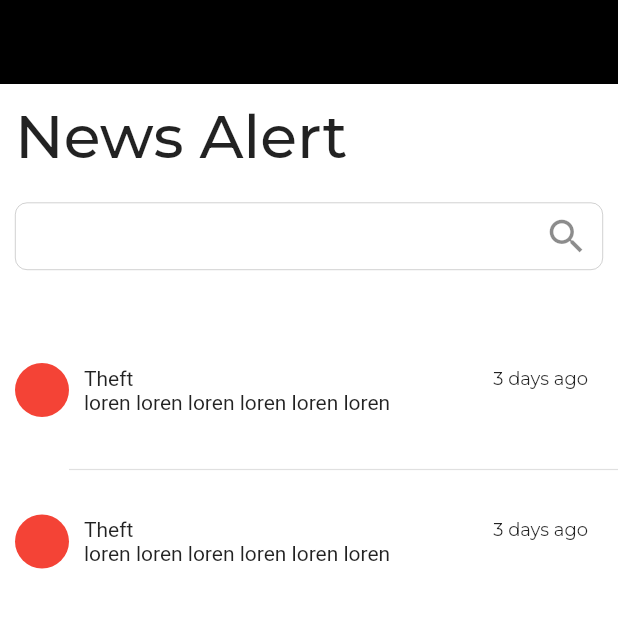
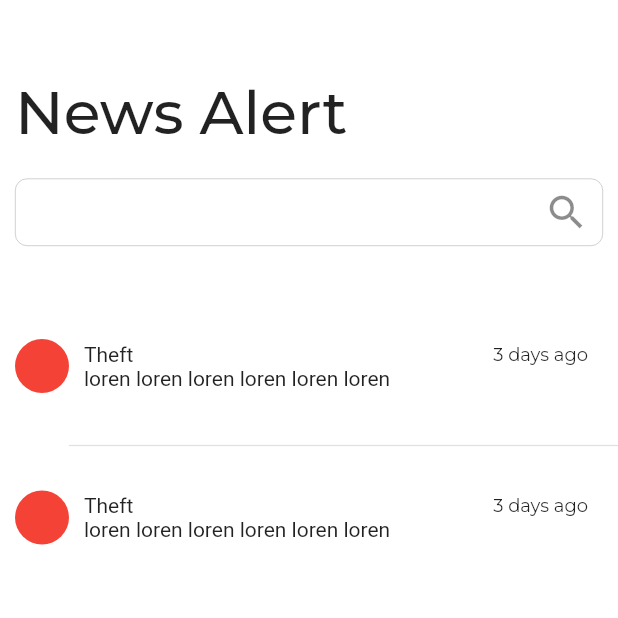
Before and after one commit to ikebotch/SocialPolice, a Flutter app: the screen it shows after launch, after a tap on "News Alert", on a phone screen of 412 x 824 dp, the top half of it. Run offline on Flutter 3.47's test engine with Material 2 defaults, Android fonts, the phone set to English and light mode, and no system bars; our stand-ins replace dotted_border, flutter_svg, google_fonts.

Commit message:
update ui's

```diff
--- a/lib/src/ui/bottm_nav.dart
+++ b/lib/src/ui/bottm_nav.dart
@@ -31,16 +31,18 @@ class _BottomNavState extends State<BottomNav>
   Widget build(BuildContext context) {
     return Scaffold(
         backgroundColor: Colors.white,
-        appBar: AppBar(
-          backgroundColor: Colors.black,
-          elevation: 0,
-          automaticallyImplyLeading: false,
-        ),
-        body: Column(
+        // appBar: AppBar(
+        //   backgroundColor: Colors.black,
+        //   elevation: 0,
+        //   automaticallyImplyLeading: false,
+        // ),
+        body: SafeArea(
+          top: false,
+          // bottom: false,
+          child: Column(
             children: [
               Expanded(
                 flex: 12,
-              child: Container(
                 child: PageView.builder(
                   itemCount: 5,
                   controller: _pageCtrl,
@@ -63,14 +65,14 @@ class _BottomNavState extends State<BottomNav>
                   },
                 ),
               ),
-            ),
               Container(
                 height: 60,
                 margin: const EdgeInsets.only(left: 0, right: 0, bottom: 0),
                 padding: const EdgeInsets.only(bottom: 8, top: 0),
                 decoration: const BoxDecoration(
                   border: Border(
-                  top: BorderSide(color: AppColors.colorBorderGrey, width: 0.3),
+                    top: BorderSide(
+                        color: AppColors.colorBorderGrey, width: 0.3),
                   ),
                   color: Colors.white,
                 ),
@@ -166,6 +168,7 @@ class _BottomNavState extends State<BottomNav>
                 ),
               ),
             ],
+          ),
         )
         // body: SafeArea(
         //   child: Column(
--- a/lib/src/ui/bottom_nav/home.dart
+++ b/lib/src/ui/bottom_nav/home.dart
@@ -13,6 +13,7 @@ class Home extends StatelessWidget {
     return SingleChildScrollView(
       child: Container(
         height: MediaQuery.of(context).size.height,
+        padding: const EdgeInsets.only(top: 40),
         decoration: const BoxDecoration(
           gradient: AppColors.gradientApp,
         ),
@@ -20,7 +21,7 @@ class Home extends StatelessWidget {
           crossAxisAlignment: CrossAxisAlignment.start,
           children: [
             Container(
-              margin: const EdgeInsets.symmetric(horizontal: 10, vertical: 20),
+              margin: const EdgeInsets.symmetric(horizontal: 20, vertical: 20),
               child: Row(
                 children: [
                   Container(
@@ -64,10 +65,13 @@ class Home extends StatelessWidget {
                   context,
                   AppIcon.cap.drawSvg(size: 32, color: Colors.white),
                 ),
-                choose(
-                  'Ambulance',
-                  context,
-                  AppIcon.ambulance.drawSvg(size: 32),
+                Padding(
+                  padding: const EdgeInsets.only(right: 20),
+                  child: choose(
+                    'Ambulance',
+                    context,
+                    AppIcon.ambulance.drawSvg(size: 32),
+                  ),
                 ),
               ],
             ),
@@ -79,7 +83,7 @@ class Home extends StatelessWidget {
             ),
             const SizedBox(height: 40),
             Padding(
-              padding: const EdgeInsets.symmetric(horizontal: 10),
+              padding: const EdgeInsets.symmetric(horizontal: 20),
               child: Text(
                 'Latest News',
                 style: GoogleFonts.montserrat(
@@ -97,8 +101,7 @@ class Home extends StatelessWidget {
                 ),
               ),
               child: Container(
-                margin:
-                    const EdgeInsets.symmetric(horizontal: 10, vertical: 10),
+                margin: const EdgeInsets.only(right: 20, left: 20, top: 10),
                 height: 77,
                 width: double.infinity,
                 color: AppColors.colorRed1,
@@ -122,9 +125,9 @@ class Home extends StatelessWidget {
 
   Container choose(String name, BuildContext context, Widget icon) {
     return Container(
-      margin: const EdgeInsets.only(left: 10),
+      margin: const EdgeInsets.only(left: 20),
       height: 100,
-      width: (MediaQuery.of(context).size.width - 30) / 2,
+      width: (MediaQuery.of(context).size.width - 60) / 2,
       decoration: BoxDecoration(
         color: AppColors.cardColor1,
         borderRadius: BorderRadius.circular(8),
--- a/lib/src/ui/bottom_nav/message.dart
+++ b/lib/src/ui/bottom_nav/message.dart
@@ -12,18 +12,19 @@ class Message extends StatelessWidget {
       child: Container(
         color: AppColors.colorBackground,
         margin: const EdgeInsets.symmetric(horizontal: 10),
+        padding: const EdgeInsets.only(top: 40),
         child: Column(
           crossAxisAlignment: CrossAxisAlignment.start,
           children: [
-            const SizedBox(height: 20),
             const Text(
               'Message',
               style: TextStyle(
                 fontSize: 40,
               ),
             ),
+            const SizedBox(height: 10),
             const SearchBar(),
-            const SizedBox(height: 30),
+            const SizedBox(height: 10),
             ListView.separated(
               itemCount: 6,
               shrinkWrap: true,
--- a/lib/src/ui/bottom_nav/profile.dart
+++ b/lib/src/ui/bottom_nav/profile.dart
@@ -6,6 +6,7 @@ class Profile extends StatelessWidget {
   @override
   Widget build(BuildContext context) {
     return Container(
+      padding: const EdgeInsets.only(top: 40),
       child: Column(
         crossAxisAlignment: CrossAxisAlignment.start,
         children: [
--- a/lib/src/ui/bottom_nav/search.dart
+++ b/lib/src/ui/bottom_nav/search.dart
@@ -12,10 +12,10 @@ class Search extends StatelessWidget {
       child: Container(
         color: AppColors.colorBackground,
         margin: const EdgeInsets.symmetric(horizontal: 10),
+        padding: const EdgeInsets.only(top: 40),
         child: Column(
           crossAxisAlignment: CrossAxisAlignment.start,
           children: [
-            const SizedBox(height: 20),
             const Text(
               'Search',
               style: TextStyle(
@@ -23,7 +23,7 @@ class Search extends StatelessWidget {
               ),
             ),
             const SearchBar(),
-            const SizedBox(height: 30),
+            const SizedBox(height: 10),
             ListView.separated(
               itemCount: 6,
               shrinkWrap: true,
--- a/lib/src/ui/incident_report.dart
+++ b/lib/src/ui/incident_report.dart
@@ -8,11 +8,10 @@ class IncidentReport extends StatelessWidget {
   @override
   Widget build(BuildContext context) {
     return Scaffold(
-      backgroundColor: Colors.black,
       body: SingleChildScrollView(
         child: Container(
           height: MediaQuery.of(context).size.height,
-          margin: const EdgeInsets.only(top: 70),
+          margin: const EdgeInsets.only(top: 40),
           color: Colors.white,
           child: Column(
             crossAxisAlignment: CrossAxisAlignment.start,
--- a/lib/src/ui/news_alert.dart
+++ b/lib/src/ui/news_alert.dart
@@ -9,14 +9,15 @@ class NewsAlert extends StatelessWidget {
   @override
   Widget build(BuildContext context) {
     return Scaffold(
-      appBar: AppBar(
-        backgroundColor: Colors.black,
-        elevation: 0,
-        automaticallyImplyLeading: false,
-      ),
+      // appBar: AppBar(
+      //   backgroundColor: Colors.black,
+      //   elevation: 0,
+      //   automaticallyImplyLeading: false,
+      // ),
       body: Container(
         height: MediaQuery.of(context).size.height,
         color: Colors.white,
+        padding: const EdgeInsets.only(top: 40),
         child: Column(
           crossAxisAlignment: CrossAxisAlignment.start,
           children: [
--- a/lib/src/ui/report_crime.dart
+++ b/lib/src/ui/report_crime.dart
@@ -25,8 +25,8 @@ class _ReportCrimeState extends State<ReportCrime> {
       body: SingleChildScrollView(
         child: Container(
           height: MediaQuery.of(context).size.height,
-          margin: const EdgeInsets.only(top: 70),
           color: Colors.white,
+          padding: const EdgeInsets.only(top: 40),
           child: Column(
             crossAxisAlignment: CrossAxisAlignment.start,
             children: [
--- a/lib/src/ui/report_live_crime.dart
+++ b/lib/src/ui/report_live_crime.dart
@@ -24,7 +24,7 @@ class ReportLiveCrime extends StatelessWidget {
                 top: 100,
                 width: MediaQuery.of(context).size.width,
                 child: Container(
-                  margin: const EdgeInsets.symmetric(horizontal: 10),
+                  margin: const EdgeInsets.symmetric(horizontal: 20),
                   child: Row(
                     mainAxisAlignment: MainAxisAlignment.spaceBetween,
                     children: [
--- a/lib/src/ui/splash.dart
+++ b/lib/src/ui/splash.dart
@@ -13,7 +13,7 @@ class _SplashState extends State<Splash> {
   @override
   void initState() {
     super.initState();
-    Future.delayed(const Duration(milliseconds: 600), () {
+    Future.delayed(const Duration(milliseconds: 500), () {
       setState(() {
         Navigator.push(
           context,
@@ -28,7 +28,10 @@ class _SplashState extends State<Splash> {
   @override
   Widget build(BuildContext context) {
     return Scaffold(
-      body: Container(
+      body: SafeArea(
+        top: false,
+        bottom: false,
+        child: Container(
           decoration: const BoxDecoration(
             gradient: AppColors.gradientApp,
           ),
@@ -66,6 +69,7 @@ class _SplashState extends State<Splash> {
             ],
           ),
         ),
+      ),
     );
   }
 }
```
Also changed, not shown: lib/src/ui/chat.dart (+4 -4 lines), lib/src/ui/incident_report_old.dart (+6 -5 lines), lib/src/ui/news_alert_view.dart (+6 -5 lines), lib/src/ui/preview_report_crime.dart (+6 -5 lines). Lines whose indentation alone changed are shown as unchanged.
